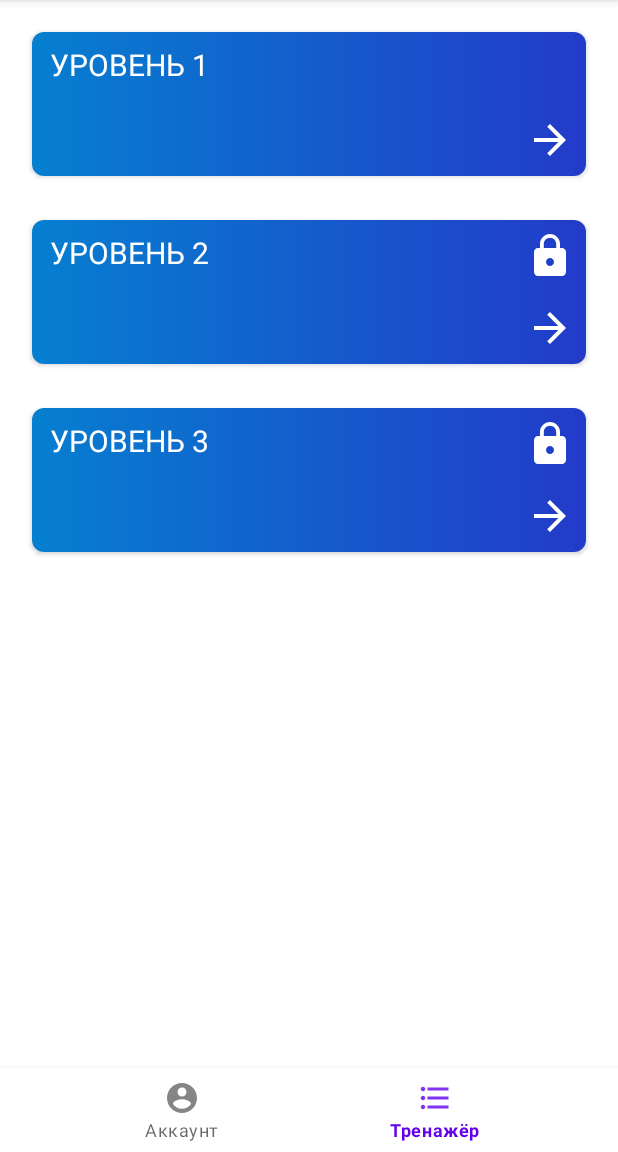
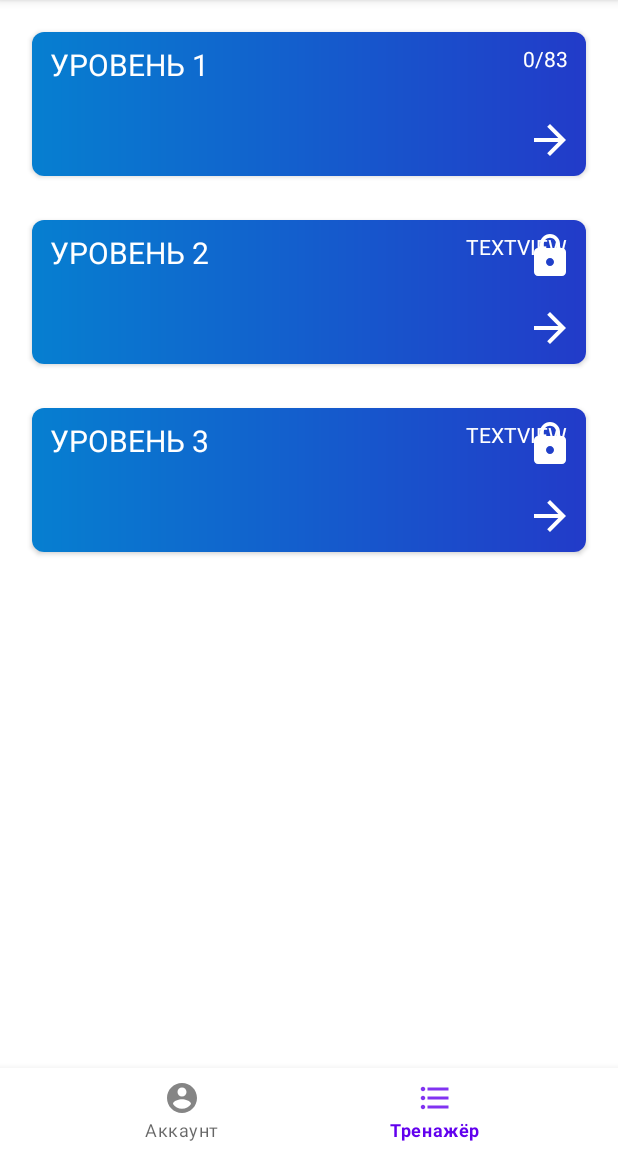
Before and after one commit to X-Foundation/aihack2, an Android app: the screen it shows after launch (MainActivity), item 2 of the bottom bar chosen, on a phone screen of 412 x 824 dp, the part 84-1236 px from its top. Run offline under Robolectric (Android 15) with nearby library versions, the phone set to English and light mode, and no system bars.

Commit message:
new features

```diff
--- a/app/src/main/java/com/example/aihack/fragments/LevelFragment.kt
+++ b/app/src/main/java/com/example/aihack/fragments/LevelFragment.kt
@@ -24,6 +24,7 @@ class LevelFragment : Fragment() {
     ): View? {
         return inflater.inflate(R.layout.level_fragment, container, false)
     }
+
     private lateinit var recyclerView: RecyclerView
 
     override fun onViewCreated(view: View, savedInstanceState: Bundle?) {
@@ -39,8 +40,10 @@ class LevelFragment : Fragment() {
         super.onResume()
         updateUI()
     }
-    inner class RecyclerViewAdapter : RecyclerView.Adapter<RecyclerViewAdapter.RecyclerViewHolder>() {
-        private val trainerList = Array(3) {i -> i + 1}
+
+    inner class RecyclerViewAdapter :
+        RecyclerView.Adapter<RecyclerViewAdapter.RecyclerViewHolder>() {
+        private val trainerList = Array(3) { i -> i + 1 }
         override fun onCreateViewHolder(parent: ViewGroup, viewType: Int): RecyclerViewHolder {
             val layoutInflater = LayoutInflater.from(parent.context)
             return RecyclerViewHolder(layoutInflater, parent)
@@ -55,17 +58,31 @@ class LevelFragment : Fragment() {
         }
 
         inner class RecyclerViewHolder(inflater: LayoutInflater, viewGroup: ViewGroup) :
-            RecyclerView.ViewHolder(inflater.inflate(R.layout.level_gridview_item, viewGroup, false)){
+            RecyclerView.ViewHolder(
+                inflater.inflate(
+                    R.layout.level_gridview_item,
+                    viewGroup,
+                    false
+                )
+            ) {
             fun bind(test: Test) {
                 val trainerTitle = itemView.findViewById<TextView>(R.id.level_title)
                 val trainerLock = itemView.findViewById<ImageView>(R.id.lock)
+                val xpTitle = itemView.findViewById<TextView>(R.id.xpLevelTextView)
                 val title = "Уровень " + test.level
                 trainerTitle.text = title
-                val check = GsonParser.getInstance(requireActivity()).getAllXp() >= (test.level - 1) * 8 || test.level == 1
-                if(check)
+                val check = GsonParser.getInstance(requireActivity())
+                    .getAllXp() >= (test.level - 1) * 8 || test.level == 1
+                if (check) {
                     trainerLock.visibility = View.INVISIBLE
+                    xpTitle.text = ("${
+                        GsonParser.getInstance(requireActivity()).getAllLevelXp(test.level)
+                    }/${
+                        GsonParser.getInstance(requireActivity()).getAllPossibleLevelXp(test.level)
+                    }")
+                }
                 itemView.setOnClickListener {
-                    if(check) {
+                    if (check) {
                         val intent = Intent(requireActivity(), TrainerActivity::class.java)
                         intent.putExtra("level", test.level)
                         startActivity(intent)
@@ -74,6 +91,7 @@ class LevelFragment : Fragment() {
             }
         }
     }
+
     private fun updateUI() {
         recyclerView.adapter = RecyclerViewAdapter()
     }
--- a/app/src/main/java/com/example/aihack/utils/GsonParser.kt
+++ b/app/src/main/java/com/example/aihack/utils/GsonParser.kt
@@ -50,6 +50,23 @@ class GsonParser(activity: FragmentActivity) {
         return counter
     }
 
+    fun getAllLevelXp(level: Int): Int {
+        var counter = 0
+        for (t in xpList.list) {
+            if(t.level == level)
+            counter += t.xp
+        }
+        return counter
+    }
+
+    fun getAllPossibleLevelXp(level: Int): Int {
+        var counter = 0
+        for (t in testList.list) {
+            counter += t.text.split(' ').size
+        }
+        return counter
+    }
+
     fun addXp(level: Int, test: Int, xp: Int, activity: FragmentActivity) {
         var flag = false
         for (element in xpList.list)
--- a/app/src/main/res/layout-v23/level_gridview_item.xml
+++ b/app/src/main/res/layout-v23/level_gridview_item.xml
@@ -37,6 +37,17 @@
             app:layout_constraintTop_toTopOf="parent"
             app:srcCompat="@drawable/ic_baseline_lock_24" />
 
+        <TextView
+            android:id="@+id/xpLevelTextView"
+            android:layout_width="wrap_content"
+            android:layout_height="wrap_content"
+            android:layout_marginTop="8dp"
+            android:layout_marginEnd="12dp"
+            android:textAllCaps="true"
+            android:textColor="@color/white"
+            android:text="TextView"
+            app:layout_constraintEnd_toEndOf="parent"
+            app:layout_constraintTop_toTopOf="parent" />
 
         <ImageView
             android:id="@+id/imageView"
--- a/app/src/main/res/layout-v23/trainer_recycler_view_item.xml
+++ b/app/src/main/res/layout-v23/trainer_recycler_view_item.xml
@@ -1,7 +1,6 @@
 <?xml version="1.0" encoding="utf-8"?>
 <androidx.cardview.widget.CardView xmlns:android="http://schemas.android.com/apk/res/android"
     xmlns:app="http://schemas.android.com/apk/res-auto"
-    xmlns:tools="http://schemas.android.com/tools"
     android:layout_width="match_parent"
     android:layout_height="96dp"
     android:layout_marginBottom="8dp"
```
